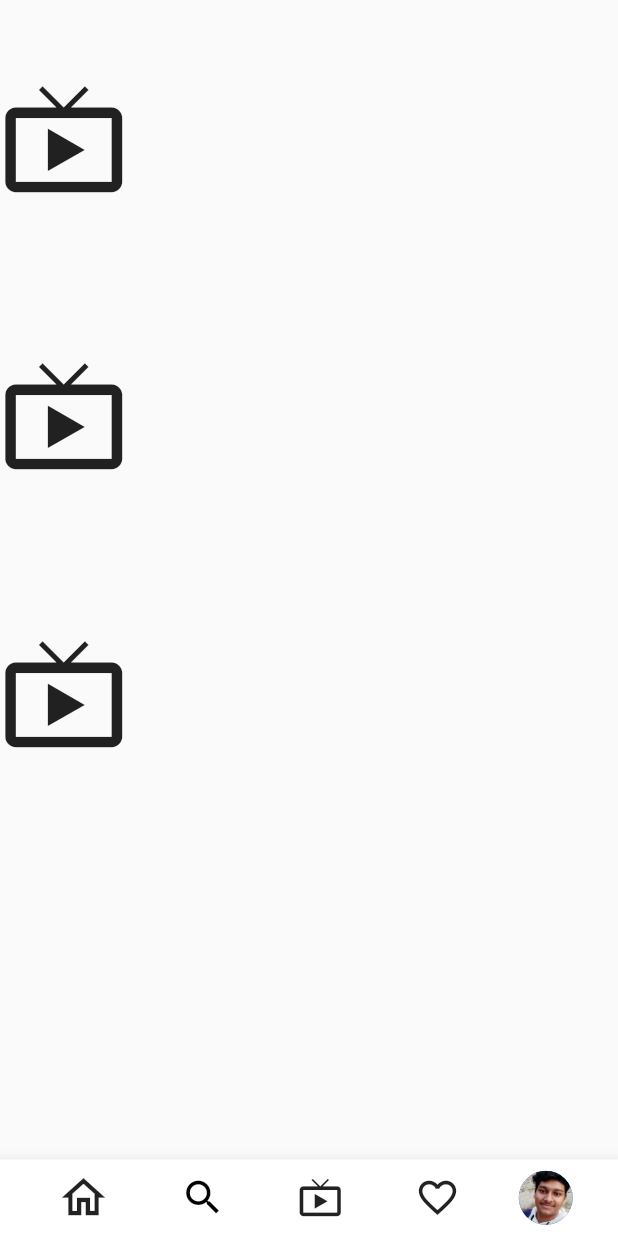
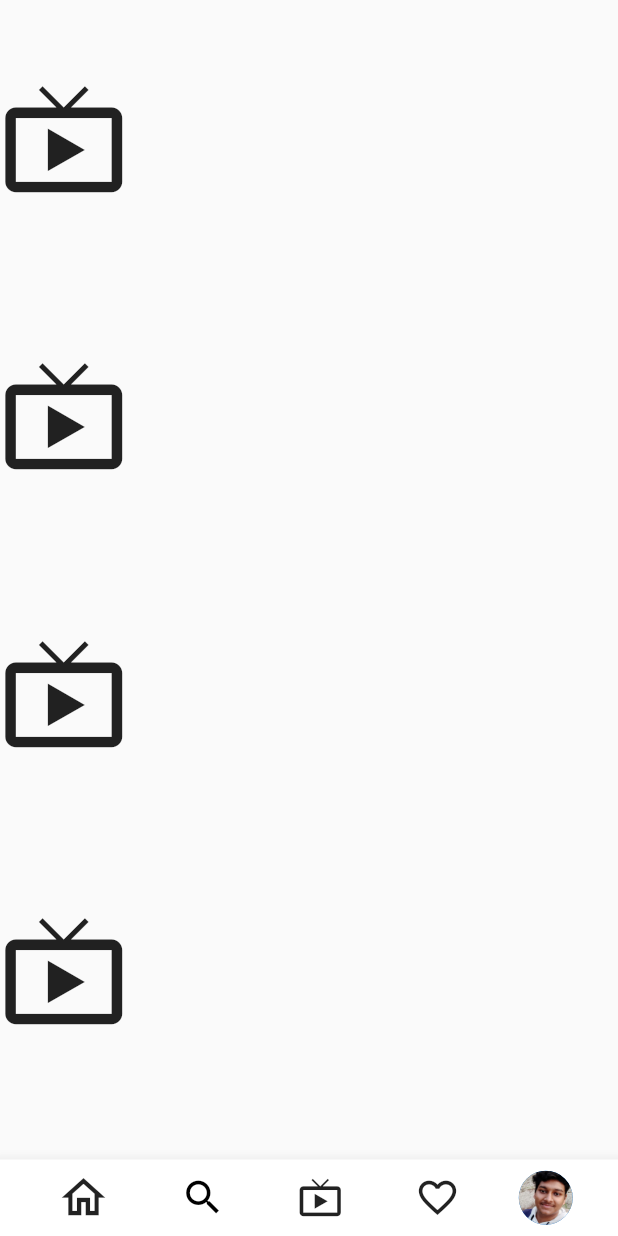
Before and after one commit to coderbhavya24/Instaclone, a Flutter app: the reels screen opened directly, on a phone screen of 412 x 824 dp. Run offline on Flutter 3.47's test engine with Material 2 defaults, Android fonts, the phone set to English and light mode, and no system bars.

Commit message:
20-02-2023

```diff
--- a/lib/reel.dart
+++ b/lib/reel.dart
@@ -102,6 +102,11 @@ class reels extends StatelessWidget {
             margin: EdgeInsets.only(top: 100),
             child: Icon(Icons.live_tv,
               size: 85,),
+          ),
+          Container(
+            margin: EdgeInsets.only(top: 100),
+            child: Icon(Icons.live_tv,
+              size: 85,),
           )
 
         ],
```
